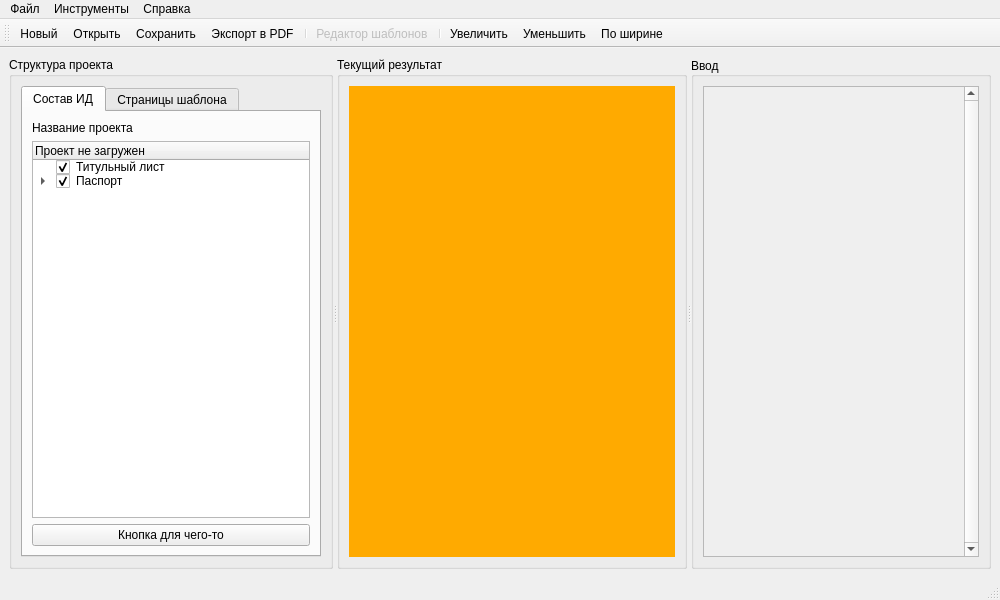
Old version of the form designer/mainwindow.ui in the repository Artemako/auto-exec-doc.
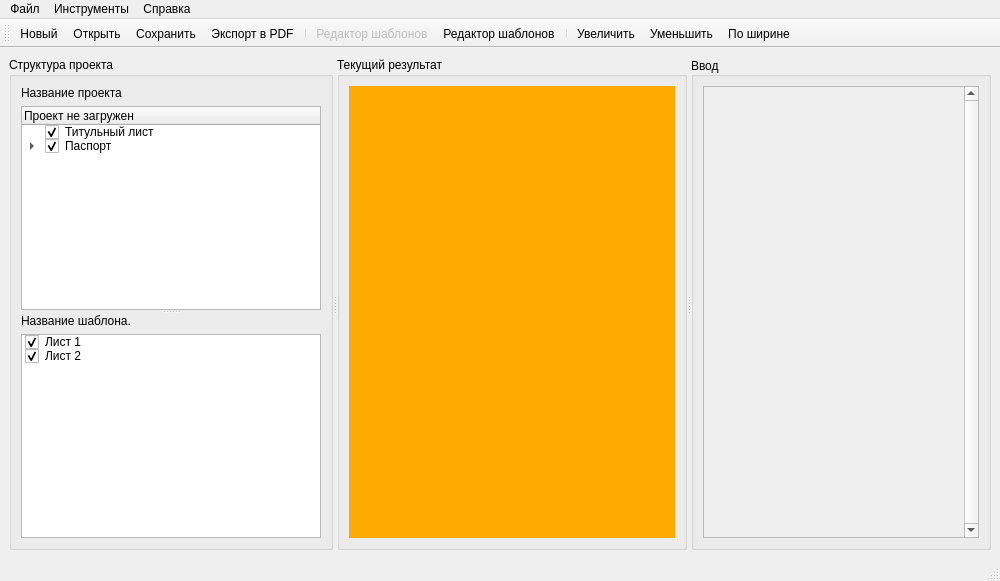
New version of the form. Icons and pictures are not drawn. Custom widgets are drawn as their Qt base class.

The edit to the form file:
```diff
--- a/designer/mainwindow.ui
+++ b/designer/mainwindow.ui
@@ -13,7 +13,7 @@
     <x>0</x>
     <y>0</y>
     <width>1000</width>
-    <height>600</height>
+    <height>581</height>
    </rect>
   </property>
   <property name="sizePolicy">
@@ -34,7 +34,7 @@
   <widget class="QWidget" name="centralwidget">
    <layout class="QVBoxLayout" name="verticalLayout_6">
     <item>
-     <widget class="QSplitter" name="splitter">
+     <widget class="QSplitter" name="centralwidget_splitter">
       <property name="orientation">
        <enum>Qt::Horizontal</enum>
       </property>
@@ -54,17 +54,14 @@
        <property name="title">
         <string>Структура проекта</string>
        </property>
-       <layout class="QVBoxLayout" name="verticalLayout">
+       <layout class="QVBoxLayout" name="verticalLayout_8">
         <item>
-         <widget class="QTabWidget" name="tabwidget">
-          <property name="currentIndex">
-           <number>0</number>
+         <widget class="QSplitter" name="gb_left_splitter">
+          <property name="orientation">
+           <enum>Qt::Vertical</enum>
           </property>
-          <widget class="QWidget" name="tab_structure_execdoc">
-           <attribute name="title">
-            <string>Состав ИД</string>
-           </attribute>
-           <layout class="QVBoxLayout" name="verticalLayout_2">
+          <widget class="QWidget" name="verticalLayoutWidget">
+           <layout class="QVBoxLayout" name="vbl_templates">
             <item>
              <widget class="QLabel" name="title_structure_execdoc">
               <property name="text">
@@ -118,20 +115,10 @@
               </item>
              </widget>
             </item>
-            <item>
-             <widget class="QPushButton" name="pushButton_2">
-              <property name="text">
-               <string>Кнопка для чего-то</string>
-              </property>
-             </widget>
-            </item>
            </layout>
           </widget>
-          <widget class="QWidget" name="tab_pages_template">
-           <attribute name="title">
-            <string>Страницы шаблона</string>
-           </attribute>
-           <layout class="QVBoxLayout" name="verticalLayout_3">
+          <widget class="QWidget" name="verticalLayoutWidget_2">
+           <layout class="QVBoxLayout" name="vbl_pages">
             <item>
              <widget class="QLabel" name="title_pages_template">
               <property name="text">
@@ -242,14 +229,18 @@
             <rect>
              <x>0</x>
              <y>0</y>
-             <width>283</width>
-             <height>467</height>
+             <width>305</width>
+             <height>448</height>
             </rect>
            </property>
            <property name="mouseTracking">
             <bool>false</bool>
            </property>
-           <layout class="QVBoxLayout" name="verticalLayout_5"/>
+           <layout class="QVBoxLayout" name="verticalLayout_5">
+            <property name="spacing">
+             <number>6</number>
+            </property>
+           </layout>
           </widget>
          </widget>
         </item>
@@ -287,7 +278,7 @@
     <property name="title">
      <string>Инструменты</string>
     </property>
-    <addaction name="action_edit_templates"/>
+    <addaction name="action_edit_tags"/>
    </widget>
    <addaction name="menu_file"/>
    <addaction name="menu_tools"/>
@@ -295,6 +286,9 @@
   </widget>
   <widget class="QStatusBar" name="status_bar"/>
   <widget class="QToolBar" name="tb_main">
+   <property name="enabled">
+    <bool>true</bool>
+   </property>
    <property name="windowTitle">
     <string>toolBar</string>
    </property>
@@ -315,6 +309,7 @@
    <addaction name="action_save"/>
    <addaction name="action_export_to_pdf"/>
    <addaction name="separator"/>
+   <addaction name="action_edit_tags"/>
    <addaction name="action_edit_templates"/>
    <addaction name="separator"/>
    <addaction name="action_zoomin"/>
@@ -401,7 +396,7 @@
     <enum>QAction::TextHeuristicRole</enum>
    </property>
   </action>
-  <action name="action_edit_templates">
+  <action name="action_edit_tags">
    <property name="enabled">
     <bool>false</bool>
    </property>
@@ -412,6 +407,9 @@
    <property name="text">
     <string>Редактор шаблонов</string>
    </property>
+   <property name="toolTip">
+    <string>Редактор тегов</string>
+   </property>
   </action>
   <action name="action_zoomfitpage">
    <property name="checkable">
@@ -437,6 +435,18 @@
     <string>Экспорт в PDF</string>
    </property>
   </action>
+  <action name="action_edit_templates">
+   <property name="icon">
+    <iconset resource="../resources.qrc">
+     <normaloff>:/icons/icons/template.svg</normaloff>:/icons/icons/template.svg</iconset>
+   </property>
+   <property name="text">
+    <string>Редактор шаблонов</string>
+   </property>
+   <property name="menuRole">
+    <enum>QAction::NoRole</enum>
+   </property>
+  </action>
  </widget>
  <customwidgets>
   <customwidget>
```
